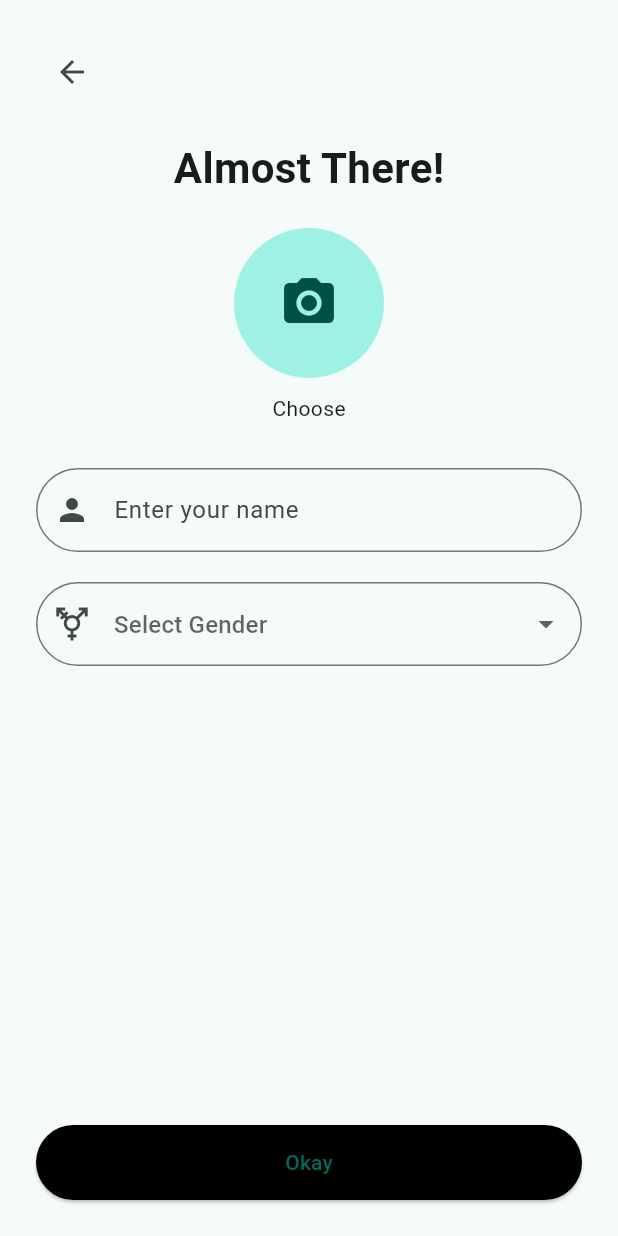
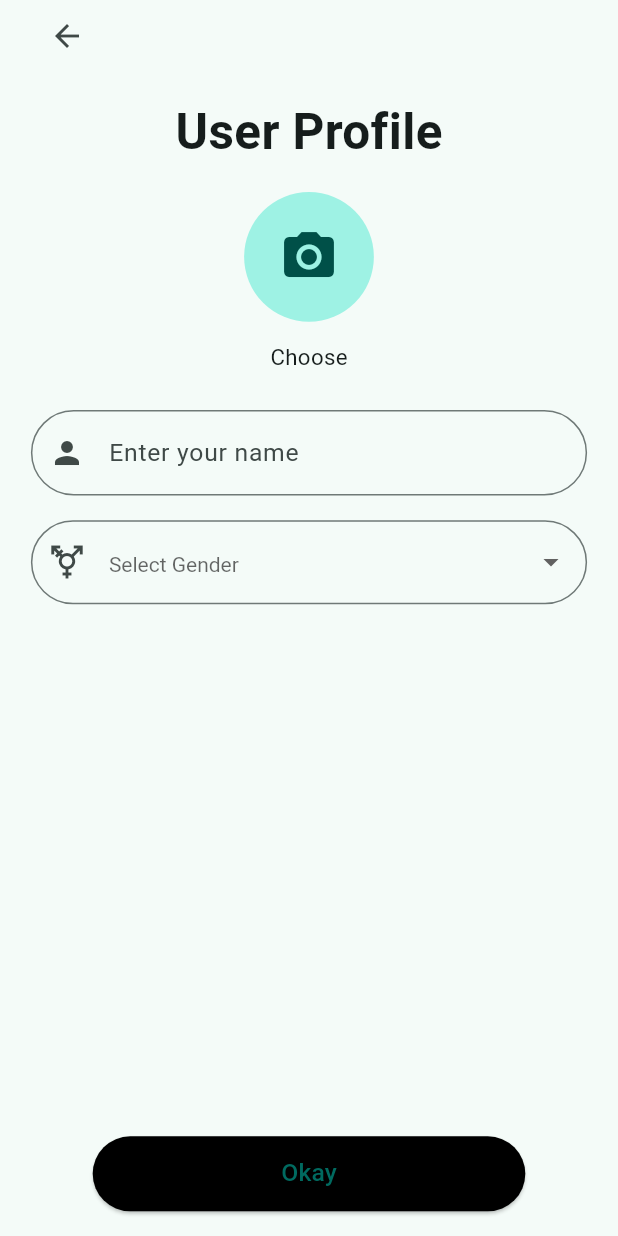
Before and after one commit to NxArc/MixAndSlay, a Flutter app: the ProfilePage screen opened directly, on a phone screen of 412 x 824 dp. Run offline on Flutter 3.47's test engine with Material 3 defaults, Android fonts, the phone set to English and light mode, and no system bars; our stand-ins replace geocoding, geolocator, image_picker, shared_preferences, supabase_flutter; accounts and stored records are empty; network calls fail.

Commit message:
updated profile page

```diff
--- a/lib/views/pages/homepage.dart
+++ b/lib/views/pages/homepage.dart
@@ -2,6 +2,7 @@ import 'package:fasionrecommender/controllers/homepage_controller.dart';
 import 'package:fasionrecommender/data/notifiers.dart';
 import 'package:fasionrecommender/services/authenticate/login_page.dart';
 import 'package:fasionrecommender/views/pages/closet.dart';
+import 'package:fasionrecommender/views/widget/homepage%20widgets/profile_setup_page.dart';
 import 'package:fasionrecommender/views/pages/searchpage.dart';
 import 'package:fasionrecommender/views/widget/homepage%20widgets/homepage_widget.dart';
 import 'package:fasionrecommender/views/widget/outfit_display.dart';
@@ -87,6 +88,12 @@ class _HomeState extends State<Home> {
                   return Icon(isDarkmode ? Icons.dark_mode : Icons.light_mode);
                 },
               ),
+            ),
+            IconButton(
+              onPressed: () {
+                Navigator.push(context, MaterialPageRoute(builder: (context) => ProfilePage(),));
+              },
+              icon: Icon(Icons.person),
             ),
           ],
         ),
--- a/lib/views/pages/profile_setup_page.dart
+++ b/lib/views/widget/homepage widgets/profile_setup_page.dart
@@ -1,11 +1,12 @@
-import 'package:fasionrecommender/controllers/homepage_controller.dart';
+import 'package:fasionrecommender/controllers/profile_setup_controller.dart';
+import 'package:fasionrecommender/data/notifiers.dart';
+import 'package:fasionrecommender/data/responsive_utils.dart';
 import 'package:fasionrecommender/views/pages/homepage.dart';
 import 'package:flutter/material.dart';
 import 'package:image_picker/image_picker.dart';
 import 'dart:io';
 import 'package:flutter/foundation.dart';
 import 'package:supabase_flutter/supabase_flutter.dart';
-import '../../../controllers/profile_setup_controller.dart';
 
 class ProfilePage extends StatefulWidget {
   const ProfilePage({super.key});
@@ -23,7 +24,9 @@ class _ProfilePageState extends State<ProfilePage> {
   final ProfileSetupController _controller = ProfileSetupController();
 
   Future<void> _pickImage() async {
-    final pickedFile = await ImagePicker().pickImage(source: ImageSource.gallery);
+    final pickedFile = await ImagePicker().pickImage(
+      source: ImageSource.gallery,
+    );
 
     if (pickedFile != null) {
       setState(() {
@@ -37,9 +40,9 @@ class _ProfilePageState extends State<ProfilePage> {
     final gender = _selectedGender;
 
     if (name.isEmpty || gender == null) {
-      ScaffoldMessenger.of(context).showSnackBar(
-        SnackBar(content: Text('Please fill all fields')),
-      );
+      ScaffoldMessenger.of(
+        context,
+      ).showSnackBar(SnackBar(content: Text('Please fill all fields')));
       return;
     }
 
@@ -54,14 +57,16 @@ class _ProfilePageState extends State<ProfilePage> {
 
     final user = Supabase.instance.client.auth.currentUser;
     if (user == null) {
-      ScaffoldMessenger.of(context).showSnackBar(
-        SnackBar(content: Text('Error: User not signed in.')),
-      );
+      ScaffoldMessenger.of(
+        context,
+      ).showSnackBar(SnackBar(content: Text('Error: User not signed in.')));
       return;
     }
 
     ScaffoldMessenger.of(context).showSnackBar(
-      SnackBar(content: Text(success ? 'Profile Saved!' : 'Profile Update Failed')),
+      SnackBar(
+        content: Text(success ? 'Profile Saved!' : 'Profile Update Failed'),
+      ),
     );
 
     Navigator.pushReplacement(
@@ -130,65 +135,88 @@ class _ProfilePageState extends State<ProfilePage> {
 
   @override
   Widget build(BuildContext context) {
+    final padding = ResponsiveUtils.paddingH(context);
+    final vSpacing = ResponsiveUtils.paddingV(context);
+    final titleFontSize = ResponsiveUtils.titleSize(context);
+    final inputFontSize = ResponsiveUtils.inputFontSize(context);
+    final buttonWidth = ResponsiveUtils.buttonWidth(context);
+
     return Scaffold(
       body: SafeArea(
         child: Padding(
-          padding: EdgeInsets.all(24.0),
+          padding: EdgeInsets.symmetric(horizontal: padding),
           child: Column(
             children: [
               Align(
                 alignment: Alignment.topLeft,
                 child: IconButton(
                   icon: Icon(Icons.arrow_back),
-                  onPressed: () {
-                    signOut();
-                    Navigator.pop(context);
-                  },
+                  onPressed: () => Navigator.pop(context),
                 ),
               ),
-              SizedBox(height: 20),
+              SizedBox(height: vSpacing),
               Text(
-                'Almost There!',
-                style: TextStyle(fontSize: 28, fontWeight: FontWeight.bold),
+                'User Profile',
+                style: TextStyle(
+                  fontSize: titleFontSize,
+                  fontWeight: FontWeight.bold,
                 ),
-              SizedBox(height: 20),
+              ),
+              SizedBox(height: vSpacing),
               GestureDetector(
                 onTap: _pickImage,
                 child: CircleAvatar(
-                  radius: 50,
+                  radius: buttonWidth * 0.15,
                   backgroundImage:
                       _profileImage != null ? FileImage(_profileImage!) : null,
-                  child: _profileImage == null
+                  child:
+                      _profileImage == null
                           ? (_isLoadingAvatar
                               ? CircularProgressIndicator()
                               : Icon(Icons.camera_alt, size: 40))
                           : null,
                 ),
               ),
-              SizedBox(height: 10),
-              Text('Choose'),
-              SizedBox(height: 30),
+              SizedBox(height: vSpacing * 0.8),
+              Text('Choose', style: TextStyle(fontSize: inputFontSize * 0.9)),
+              SizedBox(height: vSpacing * 1.5),
+
               TextField(
                 controller: _nameController,
+                style: TextStyle(fontSize: inputFontSize),
                 decoration: InputDecoration(
                   hintText: 'Enter your name',
-                  border: OutlineInputBorder(borderRadius: BorderRadius.circular(30)),
+                  border: OutlineInputBorder(
+                    borderRadius: BorderRadius.circular(30),
+                  ),
                   prefixIcon: Icon(Icons.person),
                 ),
               ),
-              SizedBox(height: 20),
+
+              SizedBox(height: vSpacing),
+
               DropdownButtonFormField<String>(
                 decoration: InputDecoration(
                   hintText: 'Select Gender',
-                  border: OutlineInputBorder(borderRadius: BorderRadius.circular(30)),
+                  border: OutlineInputBorder(
+                    borderRadius: BorderRadius.circular(30),
+                  ),
                   prefixIcon: _getGenderIcon(_selectedGender),
                 ),
                 value: _selectedGender,
-                items: ['Male', 'Female', 'Other']
-                    .map((gender) => DropdownMenuItem(
+                style: TextStyle(
+                  color: isDarkModeNotifier.value ? Colors.white : Colors.black,
+                ),
+                dropdownColor:
+                    isDarkModeNotifier.value ? Colors.grey[900] : Colors.white,
+                items:
+                    ['Male', 'Female', 'Other']
+                        .map(
+                          (gender) => DropdownMenuItem(
                             value: gender,
                             child: Text(gender),
-                        ))
+                          ),
+                        )
                         .toList(),
                 onChanged: (value) {
                   setState(() {
@@ -197,15 +225,24 @@ class _ProfilePageState extends State<ProfilePage> {
                 },
               ),
               Spacer(),
-              ElevatedButton(
+              SizedBox(
+                width: buttonWidth,
+                child: ElevatedButton(
                   style: ElevatedButton.styleFrom(
                     minimumSize: Size(double.infinity, 50),
-                  shape: RoundedRectangleBorder(borderRadius: BorderRadius.circular(30)),
+                    shape: RoundedRectangleBorder(
+                      borderRadius: BorderRadius.circular(30),
+                    ),
                     backgroundColor: Colors.black,
                   ),
                   onPressed: _SetupProfile,
-                child: Text('Okay'),
+                  child: Text(
+                    'Okay',
+                    style: TextStyle(fontSize: inputFontSize),
                   ),
+                ),
+              ),
+              SizedBox(height: vSpacing),
             ],
           ),
         ),
--- a/pubspec.yaml
+++ b/pubspec.yaml
@@ -72,7 +72,6 @@ flutter:
   assets:
     - assets/images/
     - assets/images/icons/
-  #   - images/a_dot_ham.jpeg
 
   # An image asset can refer to one or more resolution-specific "variants", see
   # https://flutter.dev/to/resolution-aware-images
```
Also changed, not shown: assets/images/icons/closet_darkmode_icon.png (deleted). Lines whose indentation alone changed are shown as unchanged.
